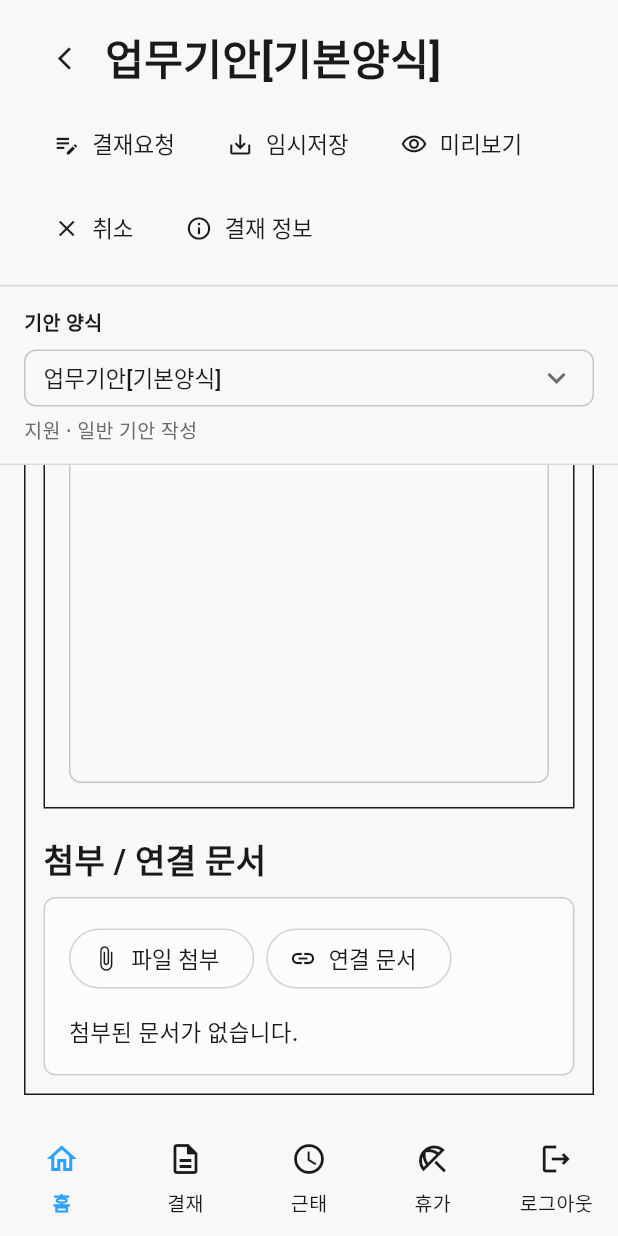
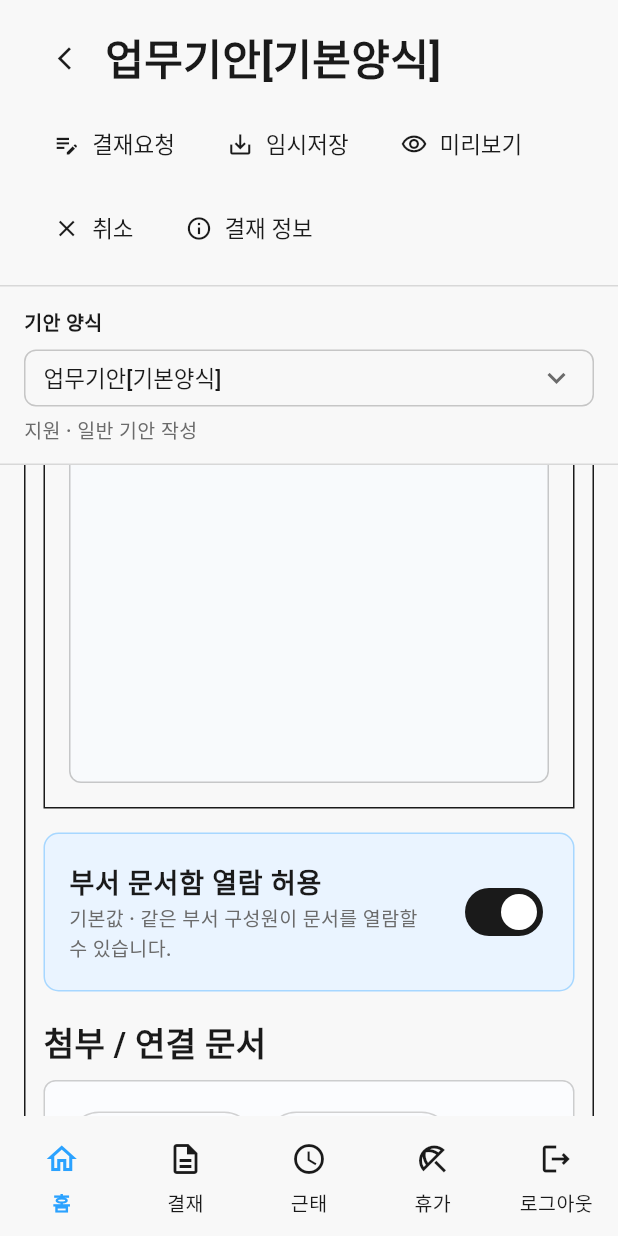
Before and after one commit to jiyun040/the-we-system, a Flutter app: the ApprovalDraftPage screen opened directly, scrolled down 576 dp, on a phone screen of 412 x 824 dp. Run offline on Flutter 3.47's test engine with Material 3 defaults, Android fonts, the phone set to English and light mode, and no system bars; our stand-ins replace dio, flutter_riverpod, freezed_annotation, go_router, table_calendar; Roboto replaces fonts that are missing (SUIT-Variable).

Commit message:
feat: 이름 변경 및 결재 기능 수정

```diff
--- a/lib/features/approval/presentation/controllers/approval_dashboard_approval_actions.dart
+++ b/lib/features/approval/presentation/controllers/approval_dashboard_approval_actions.dart
@@ -27,7 +27,7 @@ extension ApprovalDashboardApprovalActions on ApprovalDashboardController {
     }
 
     final activeStep = document.steps[activeIndex];
-    if (!user.isAdmin && activeStep.name != user.name) {
+    if (!current.isAdminMode && activeStep.name != user.name) {
       return;
     }
 
@@ -113,7 +113,7 @@ extension ApprovalDashboardApprovalActions on ApprovalDashboardController {
       return;
     }
 
-    if (!user.isAdmin && document.drafter != user.name) {
+    if (!current.isAdminMode && document.drafter != user.name) {
       return;
     }
 
--- a/lib/features/approval/presentation/pages/approval/approval_detail_page.dart
+++ b/lib/features/approval/presentation/pages/approval/approval_detail_page.dart
@@ -44,15 +44,15 @@ class ApprovalDetailPage extends ConsumerWidget {
         .firstOrNull;
     final canApprove =
         currentUser != null &&
-        (currentUser.isAdmin || activeStep?.name == currentUser.name);
+        (appState.isAdminMode || activeStep?.name == currentUser.name);
     final canCancel =
         currentUser != null &&
-        (currentUser.isAdmin || document.drafter == currentUser.name) &&
+        (appState.isAdminMode || document.drafter == currentUser.name) &&
         document.canCancel &&
         !document.steps.skip(1).any((step) => step.status == '완료');
     final canEdit =
         currentUser != null &&
-        (currentUser.isAdmin || document.drafter == currentUser.name);
+        (appState.isAdminMode || document.drafter == currentUser.name);
 
     return Scaffold(
       backgroundColor: TheWeColor.white,
--- a/lib/features/approval/presentation/pages/approval/approval_draft_page.dart
+++ b/lib/features/approval/presentation/pages/approval/approval_draft_page.dart
@@ -39,6 +39,7 @@ class _ApprovalDraftPageState extends ConsumerState<ApprovalDraftPage> {
   String? selectedFormId;
   String? editingDocumentId;
   List<String> linkedDocuments = [];
+  bool departmentVisible = true;
   bool initialized = false;
 
   @override
@@ -152,6 +153,10 @@ class _ApprovalDraftPageState extends ConsumerState<ApprovalDraftPage> {
                                 ];
                               });
                             },
+                            departmentVisible: departmentVisible,
+                            onDepartmentVisibilityChanged: (value) {
+                              setState(() => departmentVisible = value);
+                            },
                           ),
                         ),
                       );
@@ -260,6 +265,7 @@ class _ApprovalDraftPageState extends ConsumerState<ApprovalDraftPage> {
             content: contentController.text.trim(),
             urgent: urgent,
             linkedDocuments: linkedDocuments,
+            departmentVisible: departmentVisible,
           ),
         );
     if (id != null && mounted) {
--- a/lib/features/approval/presentation/pages/approval/approval_draft_sheet.dart
+++ b/lib/features/approval/presentation/pages/approval/approval_draft_sheet.dart
@@ -8,6 +8,8 @@ class _EditableDraftSheet extends StatelessWidget {
     required this.onAddAttachment,
     required this.onAddLinkedDocument,
     required this.onRemoveLinkedDocument,
+    required this.departmentVisible,
+    required this.onDepartmentVisibilityChanged,
   });
 
   final ApprovalDocument document;
@@ -16,6 +18,8 @@ class _EditableDraftSheet extends StatelessWidget {
   final VoidCallback onAddAttachment;
   final VoidCallback onAddLinkedDocument;
   final ValueChanged<String> onRemoveLinkedDocument;
+  final bool departmentVisible;
+  final ValueChanged<bool> onDepartmentVisibilityChanged;
 
   @override
   Widget build(BuildContext context) {
@@ -111,6 +115,38 @@ class _EditableDraftSheet extends StatelessWidget {
               ),
             ),
           ),
+          const SizedBox(height: 16),
+          Container(
+            padding: const EdgeInsets.symmetric(horizontal: 16, vertical: 10),
+            decoration: BoxDecoration(
+              color: departmentVisible
+                  ? TheWeColor.blueSurface
+                  : TheWeColor.dangerSurface,
+              borderRadius: BorderRadius.circular(10),
+              border: Border.all(
+                color: departmentVisible
+                    ? TheWeColor.blue300.withValues(alpha: .35)
+                    : TheWeColor.danger.withValues(alpha: .35),
+              ),
+            ),
+            child: Material(
+              color: Colors.transparent,
+              child: SwitchListTile(
+                contentPadding: EdgeInsets.zero,
+                value: departmentVisible,
+                onChanged: onDepartmentVisibilityChanged,
+                title: Text('부서 문서함 열람 허용', style: TheWeTextStyle.subtitle),
+                subtitle: Text(
+                  departmentVisible
+                      ? '기본값 · 같은 부서 구성원이 문서를 열람할 수 있습니다.'
+                      : '보안 문서 · 기안자와 결재자만 열람할 수 있습니다.',
+                  style: TheWeTextStyle.caption.copyWith(
+                    color: TheWeColor.black500,
+                  ),
+                ),
+              ),
+            ),
+          ),
           const SizedBox(height: 18),
           Text('첨부 / 연결 문서', style: TheWeTextStyle.title),
           const SizedBox(height: 8),
```
Also changed, not shown: lib/features/approval/presentation/controllers/approval_dashboard_draft_actions.dart (+10 -1 lines), lib/features/approval/presentation/pages/approval/approval_box_page.dart (+20 -4 lines), 1 other file.
